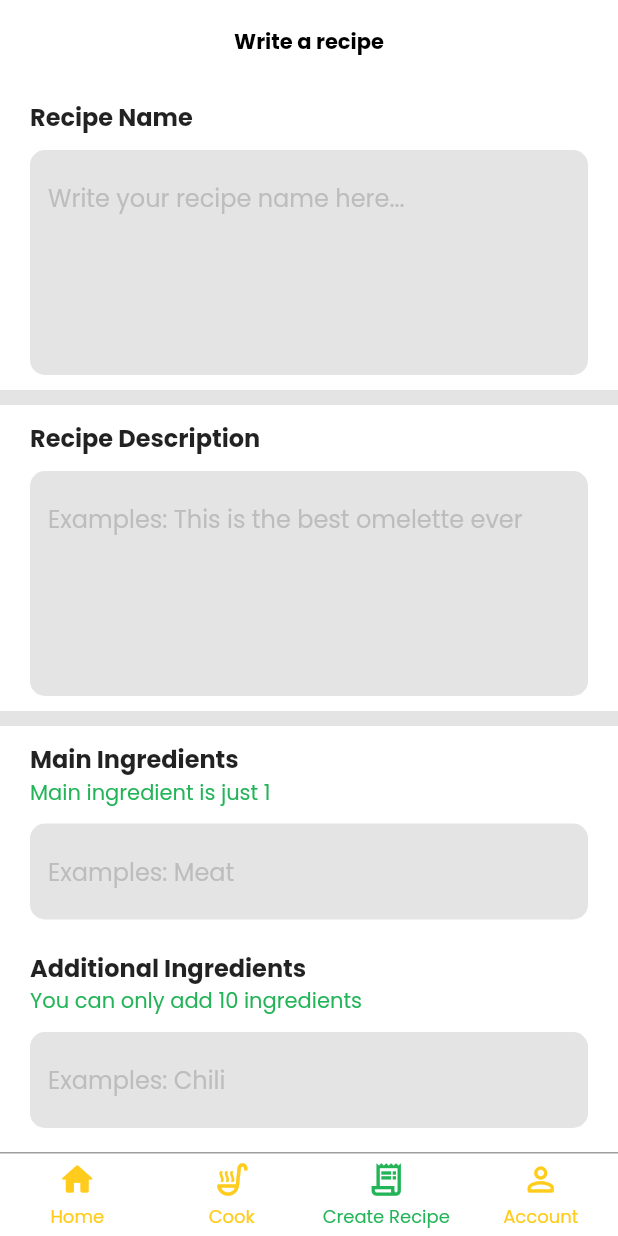
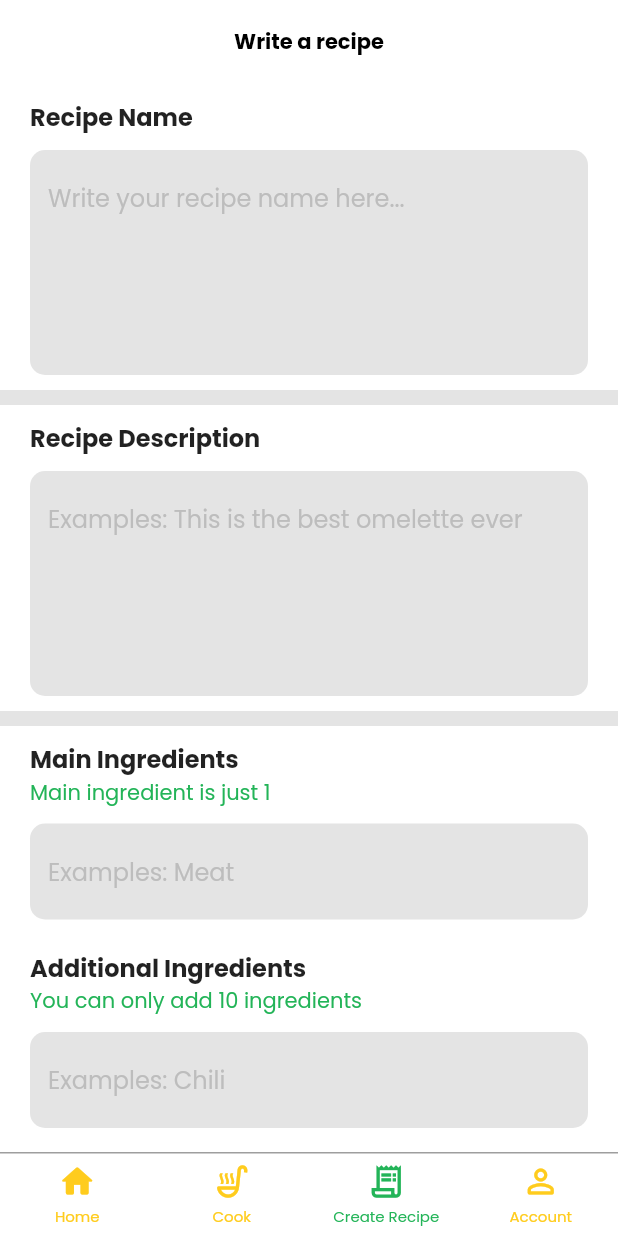
Before and after one commit to muhnofal/cook_kuy, a Flutter app: the screen it shows once a user with an empty profile is signed in, item 3 of the bottom bar chosen, on a phone screen of 412 x 824 dp. Run offline on Flutter 3.47's test engine with Material 2 defaults, Android fonts, the phone set to English and light mode, and no system bars; drawn by our look-alikes of flutter_typeahead, persistent_bottom_nav_bar; our stand-ins replace cloud_firestore, firebase_auth, firebase_core, firebase_storage, flutter_rating_bar, google_fonts and 2 more; missing offline and left inert: cloud_firestore_web, firebase_auth_web, firebase_core_web, firebase_storage_web, flutter_keyboard_visibility_web, image_picker_for_web; accounts and stored records are empty; project files that could hold a hidden picture were left out.

Commit message:
- kecilin font navbar

```diff
--- a/lib/screens/navigationBar/navigation_bar.dart
+++ b/lib/screens/navigationBar/navigation_bar.dart
@@ -1,4 +1,5 @@
 import 'package:cook_kuy/screens/account/account_screen.dart';
+import 'package:cook_kuy/screens/accountlain/accountlain_screen.dart';
 import 'package:cook_kuy/screens/createRecipe/create_recipe_screen.dart';
 import 'package:cook_kuy/screens/cookScreen/cook_screen.dart';
 import 'package:cook_kuy/screens/home/home_screen.dart';
@@ -31,6 +32,7 @@ class _NewNavigationScreenState extends State<NewNavigationScreen> {
       PersistentBottomNavBarItem(
         icon: const Icon(Icons.home_rounded),
         title: ('Home'),
+        textStyle: TextStyle(fontSize: 10),
         activeColorPrimary: ijoSkripsi,
         inactiveColorPrimary: kuningSkripsi,
         routeAndNavigatorSettings: const RouteAndNavigatorSettings(
@@ -42,6 +44,7 @@ class _NewNavigationScreenState extends State<NewNavigationScreen> {
       PersistentBottomNavBarItem(
         icon: const Icon(Icons.soup_kitchen_outlined),
         title: ('Cook'),
+        textStyle: TextStyle(fontSize: 10),
         activeColorPrimary: ijoSkripsi,
         inactiveColorPrimary: kuningSkripsi,
         routeAndNavigatorSettings: const RouteAndNavigatorSettings(
@@ -53,6 +56,7 @@ class _NewNavigationScreenState extends State<NewNavigationScreen> {
       PersistentBottomNavBarItem(
         icon: const Icon(Icons.receipt_long_outlined),
         title: ('Create Recipe'),
+        textStyle: TextStyle(fontSize: 10),
         activeColorPrimary: ijoSkripsi,
         inactiveColorPrimary: kuningSkripsi,
         routeAndNavigatorSettings: const RouteAndNavigatorSettings(
@@ -61,9 +65,10 @@ class _NewNavigationScreenState extends State<NewNavigationScreen> {
         ),
         //ini masih ada yang harus ditambahkan
       ),
-       PersistentBottomNavBarItem(
+      PersistentBottomNavBarItem(
         icon: const Icon(Icons.person_outline_rounded),
         title: ('Account'),
+        textStyle: TextStyle(fontSize: 10),
         activeColorPrimary: ijoSkripsi,
         inactiveColorPrimary: kuningSkripsi,
         routeAndNavigatorSettings: const RouteAndNavigatorSettings(
--- a/lib/screens/router.dart
+++ b/lib/screens/router.dart
@@ -1,4 +1,5 @@
 import 'package:cook_kuy/screens/account/account_screen.dart';
+import 'package:cook_kuy/screens/accountlain/accountlain_screen.dart';
 import 'package:cook_kuy/screens/cookScreen/additional_ingre_screen.dart';
 import 'package:cook_kuy/screens/createRecipe/create_recipe_screen.dart';
 import 'package:cook_kuy/screens/cookScreen/cook_screen.dart';
@@ -16,6 +17,7 @@ class AppRouter {
   static const createRecipe = '/create_recipe';
   static const cook = '/cook';
   static const account = '/account';
+  static const accountLain = '/accountlain';
   static const searchResult = '/search_result';
   static const additionalIngre = '/search_result/additional_ingre';
   static const recipeDetail = '/search_result/recipe_detail';
@@ -27,6 +29,8 @@ class AppRouter {
         return MaterialPageRoute(builder: (_) => const HomeScreen());
       case account:
         return MaterialPageRoute(builder: (_) => const AccountScreen());
+      case accountLain:
+        return MaterialPageRoute(builder: (_) => const AccountLain());
       case cook:
         return MaterialPageRoute(builder: (_) => const CookScreen());
       case login:
```
